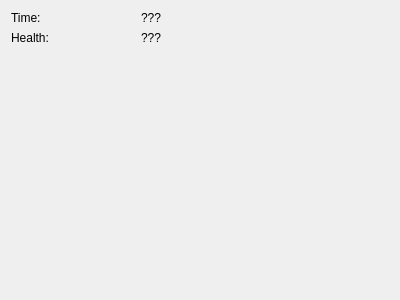
This is Sketches/TestMcClient/StatsWidget.ui in tehme/Outlaw as Qt 5 draws it before an edit. The edited form follows.
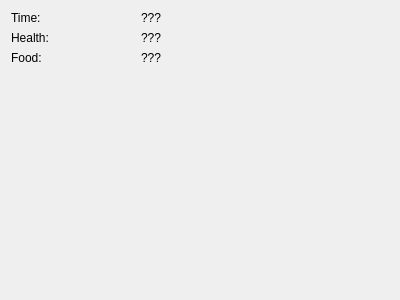
This is the edited form.

Commit message: Sketches/TestMcClient: * corrected tick interval; * sending player position and look messages every tick, this allows to receive health/food updates; * StatsWidget shows health and food correctly.

Patch:
```diff
--- a/Sketches/TestMcClient/StatsWidget.ui
+++ b/Sketches/TestMcClient/StatsWidget.ui
@@ -48,7 +48,7 @@
      </property>
     </widget>
    </item>
-   <item row="2" column="0" colspan="3">
+   <item row="3" column="0" colspan="3">
     <spacer name="verticalSpacer">
      <property name="orientation">
       <enum>Qt::Vertical</enum>
@@ -61,6 +61,20 @@
      </property>
     </spacer>
    </item>
+   <item row="2" column="0">
+    <widget class="QLabel" name="labelFoodText">
+     <property name="text">
+      <string>Food:</string>
+     </property>
+    </widget>
+   </item>
+   <item row="2" column="1" colspan="2">
+    <widget class="QLabel" name="labelFood">
+     <property name="text">
+      <string>???</string>
+     </property>
+    </widget>
+   </item>
   </layout>
  </widget>
  <resources/>
```
The commit also changes 5 other files.
